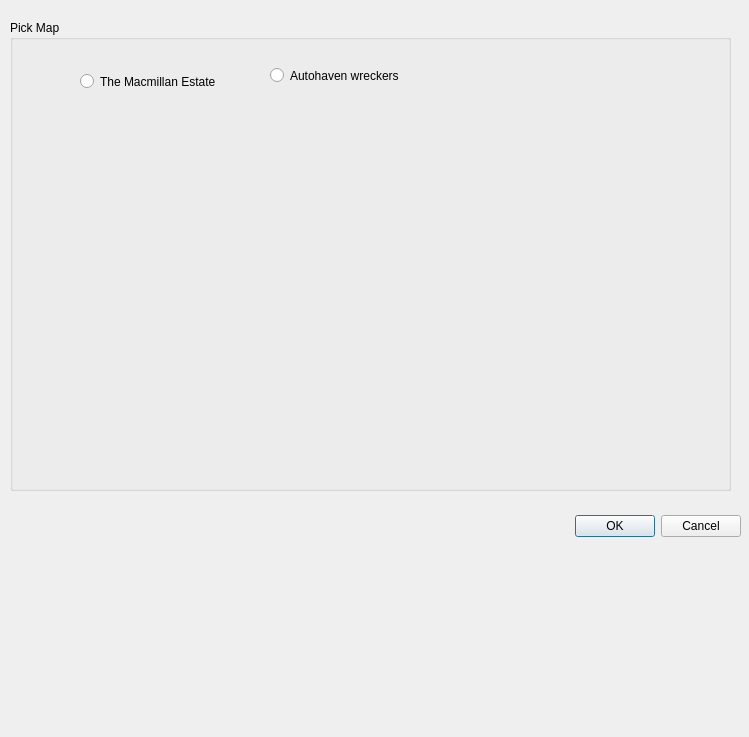
The window that ui/MapModal.ui (Jarenissen/DBD-TRAKCER) describes before a commit, drawn with Qt 5.
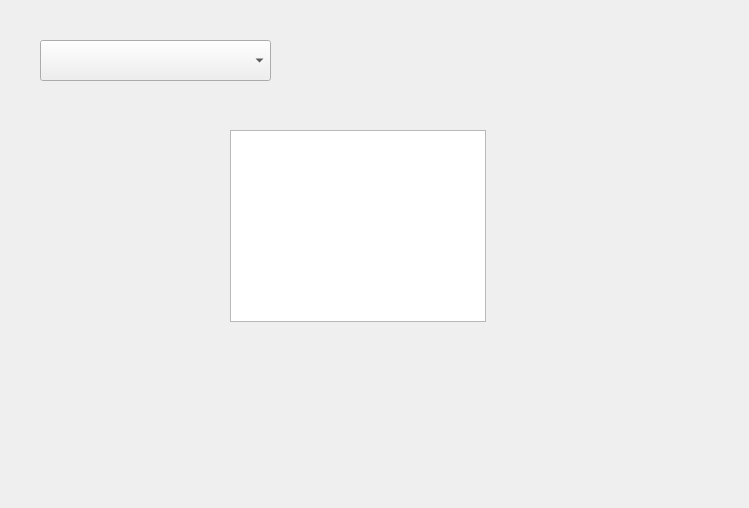
The same window after the commit.

What changed in the file:
```diff
--- a/ui/MapModal.ui
+++ b/ui/MapModal.ui
@@ -7,7 +7,7 @@
     <x>0</x>
     <y>0</y>
     <width>749</width>
-    <height>737</height>
+    <height>508</height>
    </rect>
   </property>
   <property name="windowTitle">
@@ -29,44 +29,25 @@
     <set>QDialogButtonBox::Cancel|QDialogButtonBox::Ok</set>
    </property>
   </widget>
-  <widget class="QGroupBox" name="pickMapGroup">
+  <widget class="QComboBox" name="realms">
    <property name="geometry">
     <rect>
-     <x>10</x>
-     <y>20</y>
-     <width>721</width>
-     <height>471</height>
+     <x>40</x>
+     <y>40</y>
+     <width>231</width>
+     <height>41</height>
     </rect>
    </property>
-   <property name="title">
-    <string>Pick Map</string>
+  </widget>
+  <widget class="QListWidget" name="maps">
+   <property name="geometry">
+    <rect>
+     <x>230</x>
+     <y>130</y>
+     <width>256</width>
+     <height>192</height>
+    </rect>
    </property>
-   <widget class="QRadioButton" name="macmillan">
-    <property name="geometry">
-     <rect>
-      <x>70</x>
-      <y>46</y>
-      <width>171</width>
-      <height>31</height>
-     </rect>
-    </property>
-    <property name="text">
-     <string>The Macmillan Estate</string>
-    </property>
-   </widget>
-   <widget class="QRadioButton" name="autohavenwreckers">
-    <property name="geometry">
-     <rect>
-      <x>260</x>
-      <y>40</y>
-      <width>171</width>
-      <height>31</height>
-     </rect>
-    </property>
-    <property name="text">
-     <string>Autohaven wreckers</string>
-    </property>
-   </widget>
   </widget>
  </widget>
  <resources/>
```
